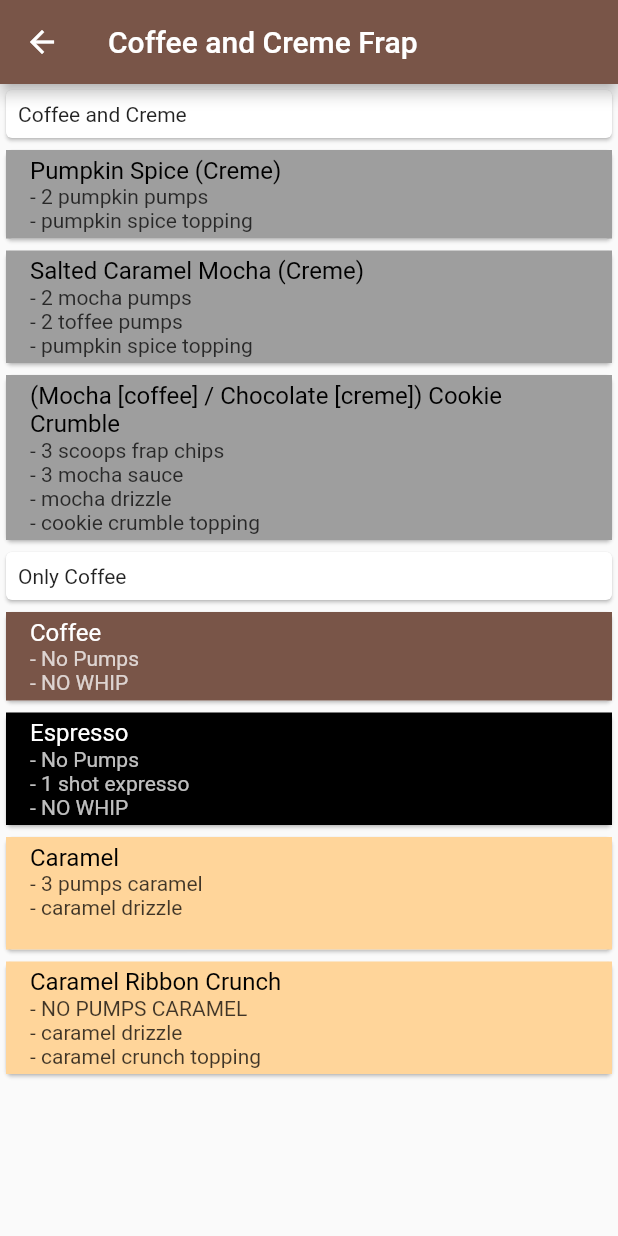
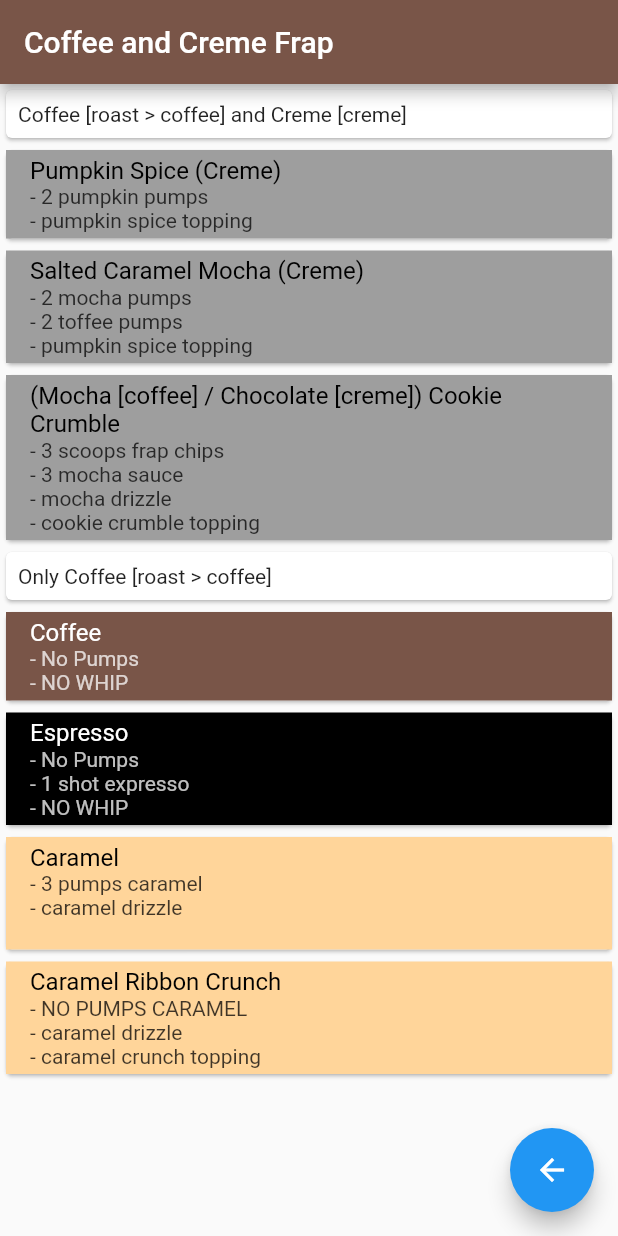
Before and after one commit to b-cancel/starbucks_drinks, a Flutter app: the CoffeeAndCreme screen opened directly, on a phone screen of 412 x 824 dp. Run offline on Flutter 3.47's test engine with Material 2 defaults, Android fonts, the phone set to English and light mode, and no system bars.

Commit message:
back buttons for both pages shifted to floating for quick access

```diff
--- a/starbucks_drinks/lib/frap.dart
+++ b/starbucks_drinks/lib/frap.dart
@@ -7,9 +7,7 @@ class OnlyCreme extends StatelessWidget {
     return Scaffold(
       appBar: AppBar(
         backgroundColor: Colors.yellow,
-        leading: BackButton(
-          color: Colors.black,
-        ),
+        automaticallyImplyLeading: false,
         title: Text(
           "Only Creme Frap",
           style: TextStyle(
@@ -37,6 +35,12 @@ class OnlyCreme extends StatelessWidget {
               + "- 3 scoops matcha powder"
           ),
         ],
+      ),
+      floatingActionButton: FloatingActionButton(
+        onPressed: (){
+          Navigator.of(context).pop();
+        },
+        child: Icon(Icons.arrow_back),
       ),
     );
   }
@@ -90,6 +94,7 @@ class CoffeeAndCreme extends StatelessWidget {
     return Scaffold(
       appBar: AppBar(
         backgroundColor: Colors.brown,
+        automaticallyImplyLeading: false,
         title: Text(
           "Coffee and Creme Frap",
           style: TextStyle(
@@ -100,7 +105,7 @@ class CoffeeAndCreme extends StatelessWidget {
       body: ListView(
         children: <Widget>[
           TextCard(
-            "Coffee and Creme"
+            "Coffee [roast > coffee] and Creme [creme]"
           ),
           MyListTile(
             color: Colors.grey,
@@ -124,7 +129,7 @@ class CoffeeAndCreme extends StatelessWidget {
             + "- cookie crumble topping",
           ),
           TextCard(
-            "Only Coffee"
+            "Only Coffee [roast > coffee]"
           ),
           MyListTile(
             color: Colors.brown,
@@ -156,6 +161,12 @@ class CoffeeAndCreme extends StatelessWidget {
           ),
         ],
       ),
+      floatingActionButton: FloatingActionButton(
+        onPressed: (){
+          Navigator.of(context).pop();
+        },
+        child: Icon(Icons.arrow_back),
+      ),
     );
   }
 }
```
